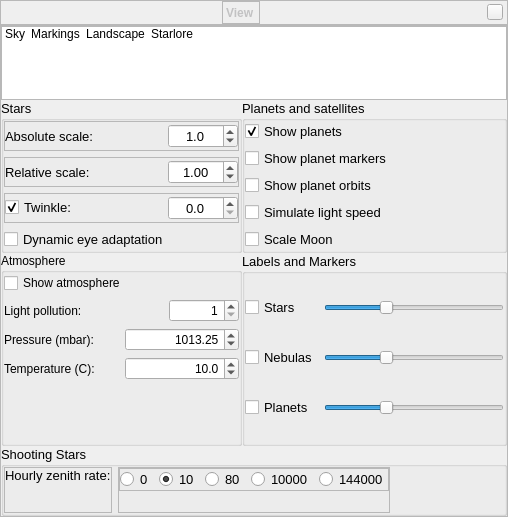
Before: the Qt Designer form src/gui/viewDialog.ui in 519984307/stellarium_src, drawn with Qt 5.
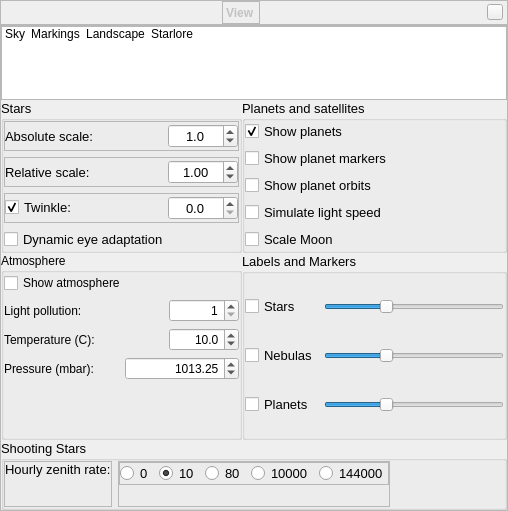
After: the same form once the commit is applied. Icons and pictures are not drawn. Custom widgets are drawn as their Qt base class.

What changed in the file:
```diff
--- a/src/gui/viewDialog.ui
+++ b/src/gui/viewDialog.ui
@@ -7,7 +7,7 @@
     <x>0</x>
     <y>0</y>
     <width>508</width>
-    <height>517</height>
+    <height>511</height>
    </rect>
   </property>
   <property name="font">
@@ -692,30 +692,6 @@
                </item>
               </layout>
              </item>
-             <item>
-              <layout class="QHBoxLayout" name="pressureLayout">
-               <item>
-                <widget class="QLabel" name="pressureLabel">
-                 <property name="text">
-                  <string>Pressure (mbar):</string>
-                 </property>
-                </widget>
-               </item>
-               <item>
-                <widget class="QDoubleSpinBox" name="pressureDoubleSpinBox">
-                 <property name="alignment">
-                  <set>Qt::AlignRight|Qt::AlignTrailing|Qt::AlignVCenter</set>
-                 </property>
-                 <property name="maximum">
-                  <double>1500.000000000000000</double>
-                 </property>
-                 <property name="value">
-                  <double>1013.250000000000000</double>
-                 </property>
-                </widget>
-               </item>
-              </layout>
-             </item>
              <item>
               <layout class="QHBoxLayout" name="temperatureLayout">
                <item>
@@ -733,6 +709,12 @@
                </item>
                <item>
                 <widget class="QDoubleSpinBox" name="temperatureDoubleSpinBox">
+                 <property name="maximumSize">
+                  <size>
+                   <width>70</width>
+                   <height>16777215</height>
+                  </size>
+                 </property>
                  <property name="alignment">
                   <set>Qt::AlignRight|Qt::AlignTrailing|Qt::AlignVCenter</set>
                  </property>
@@ -749,6 +731,30 @@
                </item>
               </layout>
              </item>
+             <item>
+              <layout class="QHBoxLayout" name="pressureLayout">
+               <item>
+                <widget class="QLabel" name="pressureLabel">
+                 <property name="text">
+                  <string>Pressure (mbar):</string>
+                 </property>
+                </widget>
+               </item>
+               <item>
+                <widget class="QDoubleSpinBox" name="pressureDoubleSpinBox">
+                 <property name="alignment">
+                  <set>Qt::AlignRight|Qt::AlignTrailing|Qt::AlignVCenter</set>
+                 </property>
+                 <property name="maximum">
+                  <double>1500.000000000000000</double>
+                 </property>
+                 <property name="value">
+                  <double>1013.250000000000000</double>
+                 </property>
+                </widget>
+               </item>
+              </layout>
+             </item>
              <item>
               <spacer name="verticalSpacer_2">
                <property name="orientation">
```
